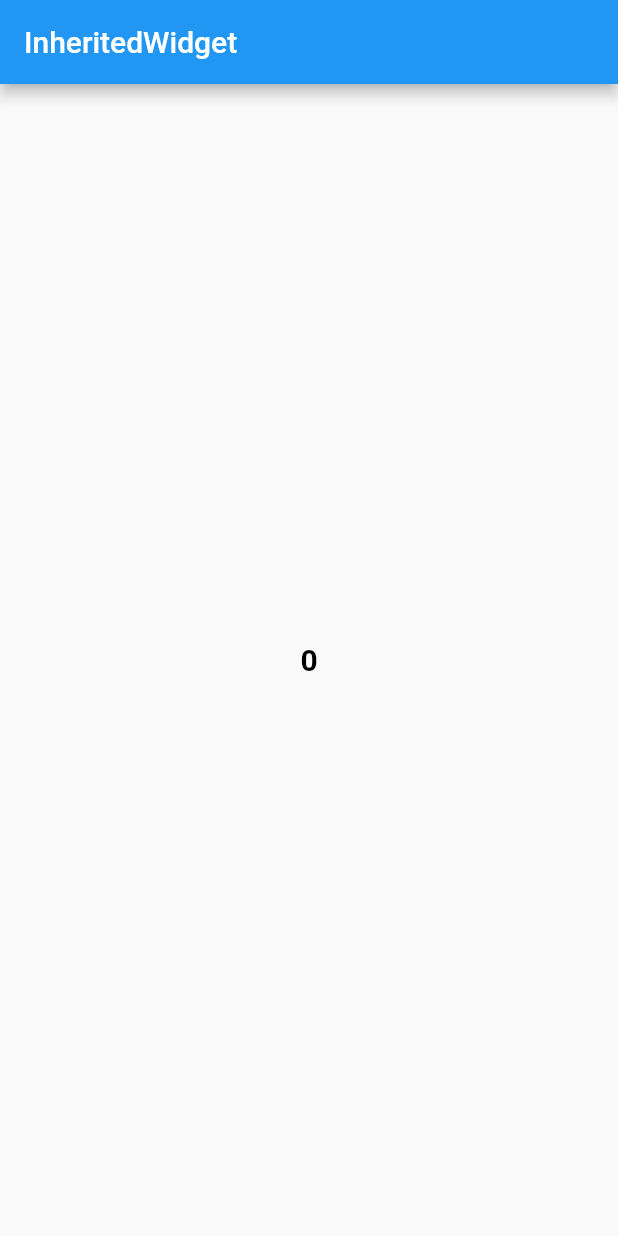
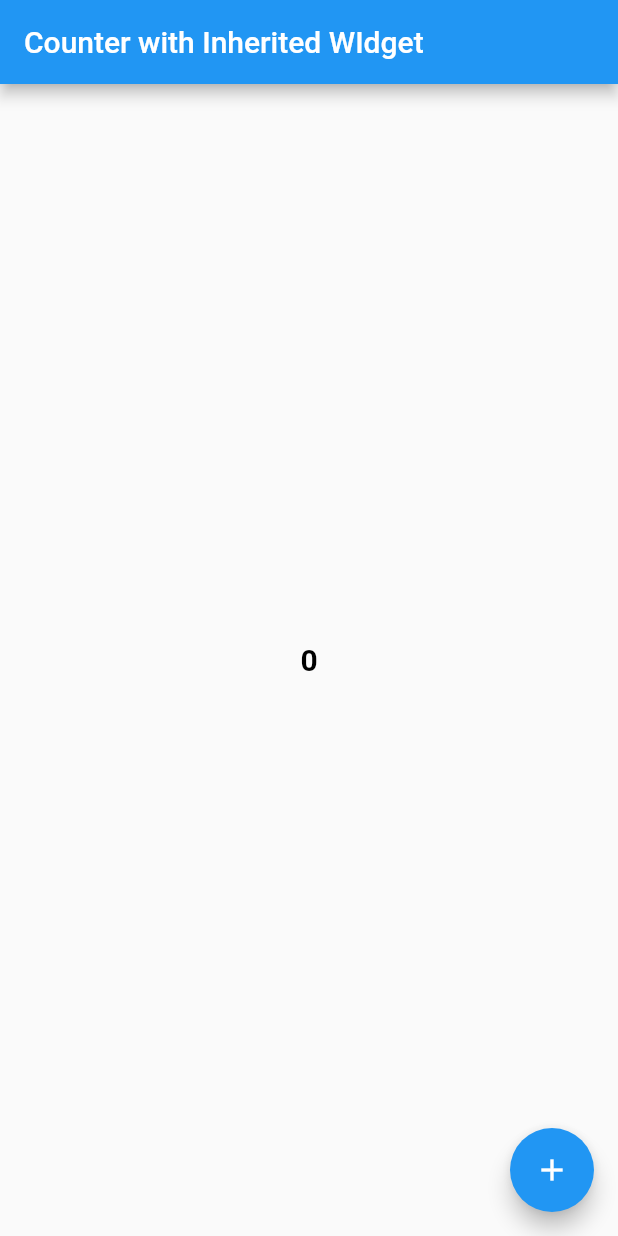
Before and after one commit to mnasirbaloch/Flutter-CounterApp-InheritedWidget, a Flutter app: the screen it shows after launch, on a phone screen of 412 x 824 dp. Run offline on Flutter 3.47's test engine with Material 2 defaults, Android fonts, the phone set to English and light mode, and no system bars.

Commit message:
"adding floating action button"

```diff
--- a/lib/CountWrapper.dart
+++ b/lib/CountWrapper.dart
@@ -9,7 +9,6 @@ class CountWrapper extends StatefulWidget {
   @override
   State<CountWrapper> createState() => CountWrapperState();
 }
-
 // Normally the state class is private, but since we are using this class to controll the state
 // of our app and we also allow other child widget to use this state object to make change we
 // have to make it public, or we can make it public and return object of this class to its
@@ -31,13 +30,10 @@ class CountWrapperState extends State<CountWrapper> {
 
   @override
   Widget build(BuildContext context) {
-    return Scaffold(
-      appBar: AppBar(
-        title: const Text("InheritedWidget "),
-      ),
+    return
         // hre we are returning InheritedWidget and the child of InheritedWidget will be any widget passed
         // in constructor of CounterWrapper statful widget constructor.
-      body: CounterInherited(
+        CounterInherited(
       // Now when-ever the count value changes the flutter will rebuild the state object which means the
       // count value passed to inherited widget given below will be differnt then the value passed before
       // so the updateShouldNotify will be executed which return true and the InheritedWidget which is
@@ -47,7 +43,6 @@ class CountWrapperState extends State<CountWrapper> {
       countWrapperState: this,
       // child will be passed in constructor of CountWrapper
       child: widget.child,
-      ),
     );
   }
 }
--- a/lib/CounterWidget.dart
+++ b/lib/CounterWidget.dart
@@ -14,7 +14,11 @@ class CounterWidget extends StatefulWidget {
 class _CounterWidgetState extends State<CounterWidget> {
   @override
   Widget build(BuildContext context) {
-    return SizedBox.expand(
+    return Scaffold(
+      appBar: AppBar(
+        title: const Text("Counter with Inherited WIdget"),
+      ),
+      body: SizedBox.expand(
         child: GestureDetector(
           child: Center(
             child: Text(
@@ -27,11 +31,13 @@ class _CounterWidgetState extends State<CounterWidget> {
               ),
             ),
           ),
-        onTap: () {
-// Using state object using inherited widget and doing increment in count value of statful widget
-// which wraps InheritedWidget in it.
+        ),
+      ),
+      floatingActionButton: FloatingActionButton(
+        onPressed: () {
           CounterInherited.of(context).increment();
         },
+        child: const Icon(Icons.add),
       ),
     );
   }
```
Also changed, not shown: lib/main.dart (line endings or trailing spaces). Lines whose indentation alone changed are shown as unchanged.
